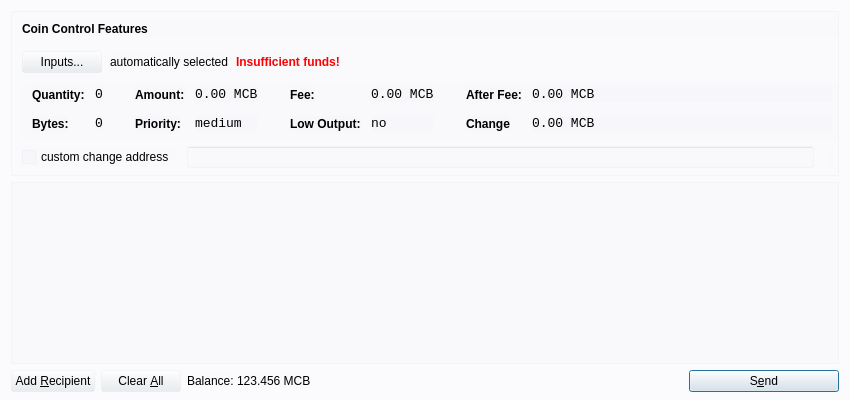
First picture: the form in src/qt/forms/sendcoinsdialog.ui, repository mcobitcoin/mcobit, before the edit.
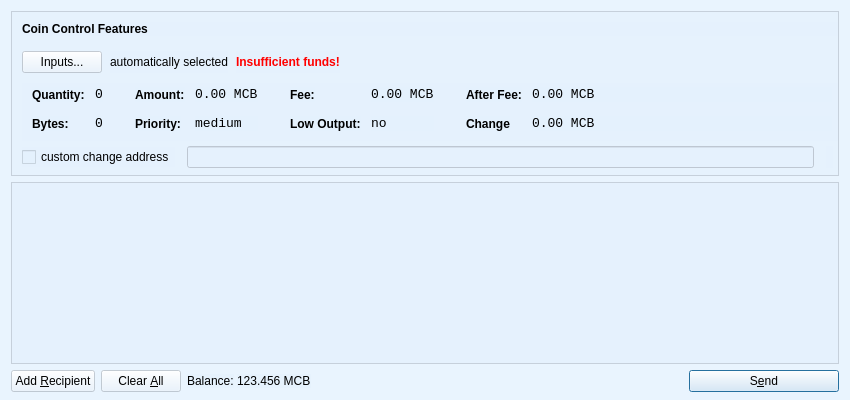
Second picture: the form after the edit. Icons and pictures are not drawn.

Diff of the .ui file:
```diff
--- a/src/qt/forms/sendcoinsdialog.ui
+++ b/src/qt/forms/sendcoinsdialog.ui
@@ -14,7 +14,7 @@
    <string>Send Coins</string>
   </property>
   <property name="styleSheet">
-	<string notr="true">background:rgba(232, 236, 241, 0.1);</string>
+	<string notr="true">background:rgba(228, 241, 254, 0.6);</string>
   </property>
   <layout class="QVBoxLayout" name="verticalLayout" stretch="0,1,0">
    <property name="bottomMargin">
```
